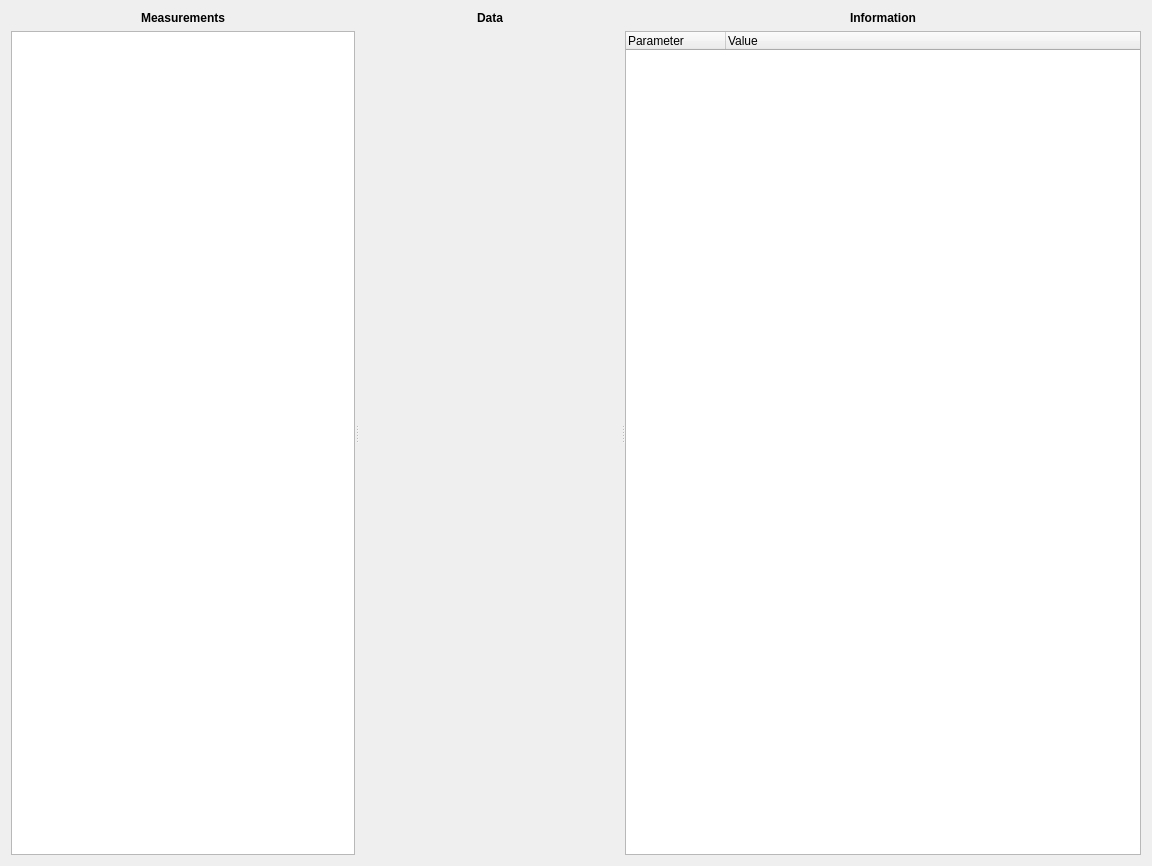
This is modules/gui/designer/data_viewer.ui in Kaldarinz/PA-RSCF-22-72-00015- as Qt 5 draws it before an edit. The edited form follows.
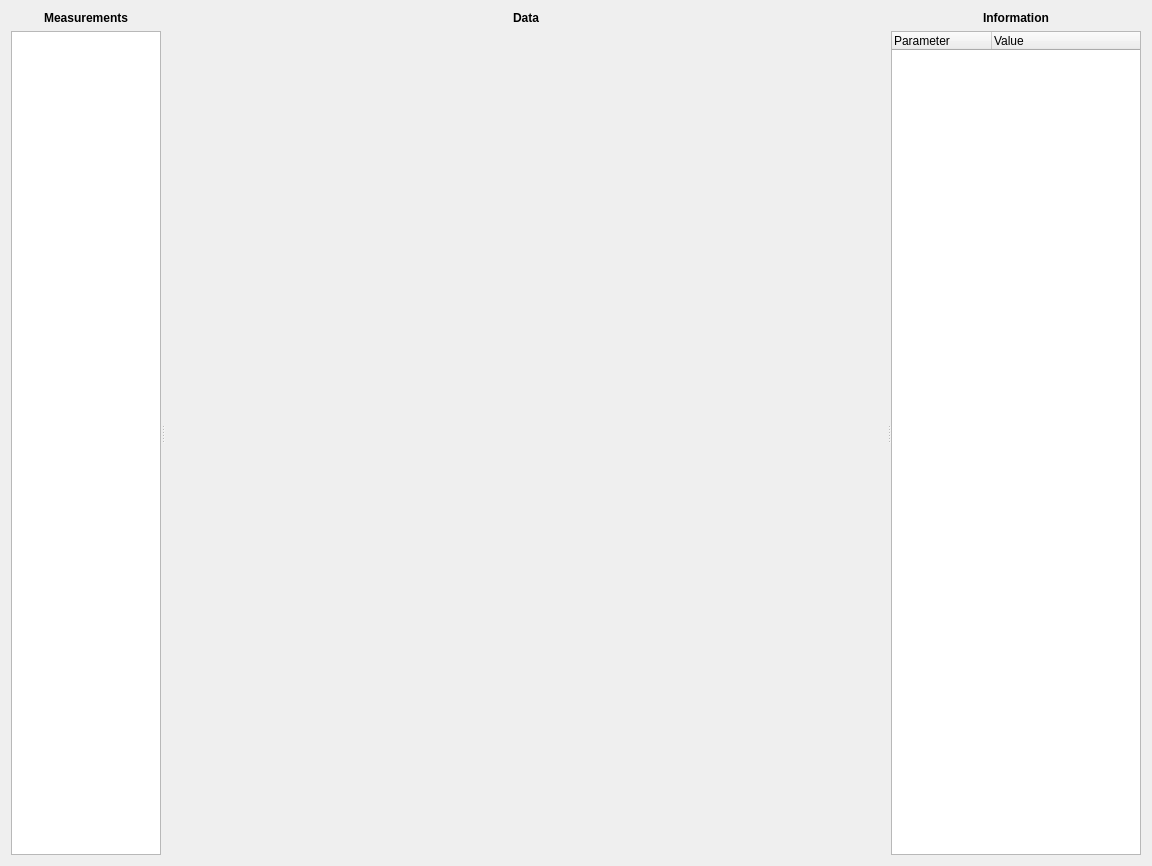
This is the edited form. Custom widgets are drawn as their Qt base class.

Commit message: started refactor data_viewer

```diff
--- a/modules/gui/designer/data_viewer.ui
+++ b/modules/gui/designer/data_viewer.ui
@@ -17,7 +17,7 @@
    <item>
     <widget class="QSplitter" name="splitter">
      <property name="sizePolicy">
-      <sizepolicy hsizetype="Preferred" vsizetype="Preferred">
+      <sizepolicy hsizetype="Expanding" vsizetype="Expanding">
        <horstretch>0</horstretch>
        <verstretch>0</verstretch>
       </sizepolicy>
@@ -53,9 +53,14 @@
        </property>
        <item>
         <widget class="QLabel" name="lbl_content_title">
+         <property name="sizePolicy">
+          <sizepolicy hsizetype="Preferred" vsizetype="Maximum">
+           <horstretch>0</horstretch>
+           <verstretch>0</verstretch>
+          </sizepolicy>
+         </property>
          <property name="font">
           <font>
-           <weight>75</weight>
            <bold>true</bold>
           </font>
          </property>
@@ -75,6 +80,12 @@
            <verstretch>0</verstretch>
           </sizepolicy>
          </property>
+         <property name="minimumSize">
+          <size>
+           <width>150</width>
+           <height>0</height>
+          </size>
+         </property>
          <property name="maximumSize">
           <size>
            <width>16777215</width>
@@ -109,7 +120,6 @@
         <widget class="QLabel" name="lbl_data_title">
          <property name="font">
           <font>
-           <weight>75</weight>
            <bold>true</bold>
           </font>
          </property>
@@ -129,6 +139,12 @@
            <verstretch>0</verstretch>
           </sizepolicy>
          </property>
+         <property name="minimumSize">
+          <size>
+           <width>500</width>
+           <height>0</height>
+          </size>
+         </property>
          <widget class="QWidget" name="page">
           <property name="sizePolicy">
            <sizepolicy hsizetype="Preferred" vsizetype="Preferred">
@@ -187,9 +203,14 @@
        </property>
        <item>
         <widget class="QLabel" name="lbl_info_title">
+         <property name="sizePolicy">
+          <sizepolicy hsizetype="Preferred" vsizetype="Maximum">
+           <horstretch>0</horstretch>
+           <verstretch>0</verstretch>
+          </sizepolicy>
+         </property>
          <property name="font">
           <font>
-           <weight>75</weight>
            <bold>true</bold>
           </font>
          </property>
@@ -211,7 +232,7 @@
          </property>
          <property name="minimumSize">
           <size>
-           <width>0</width>
+           <width>250</width>
            <height>0</height>
           </size>
          </property>
```
The commit also changes 6 other files.
